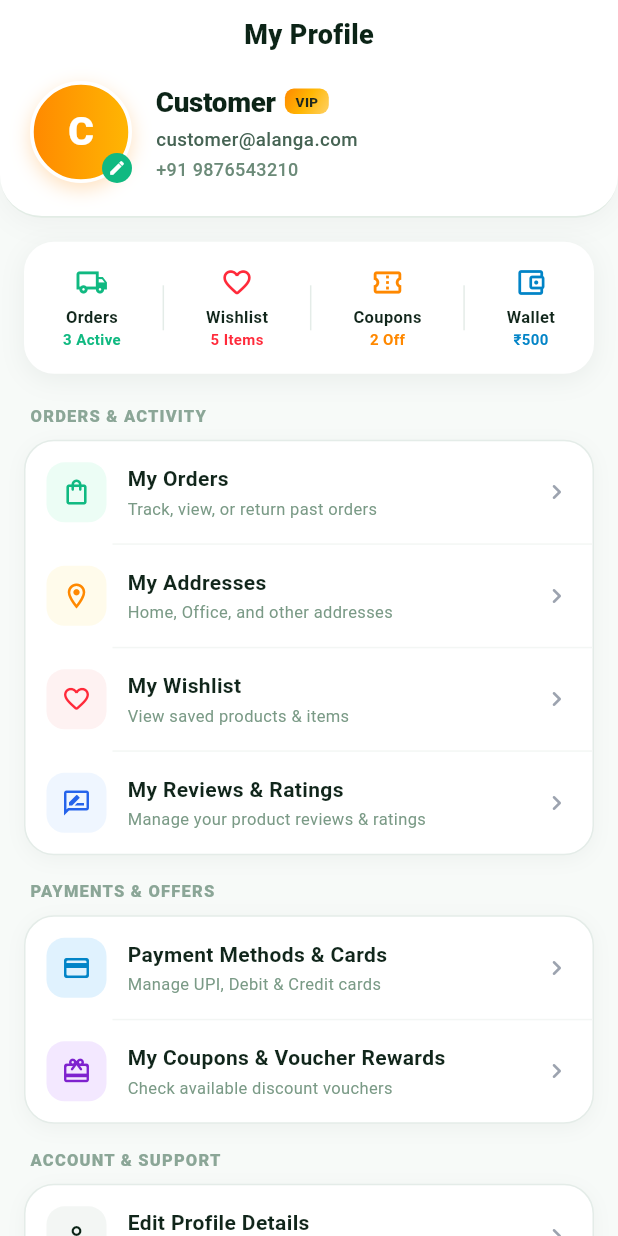
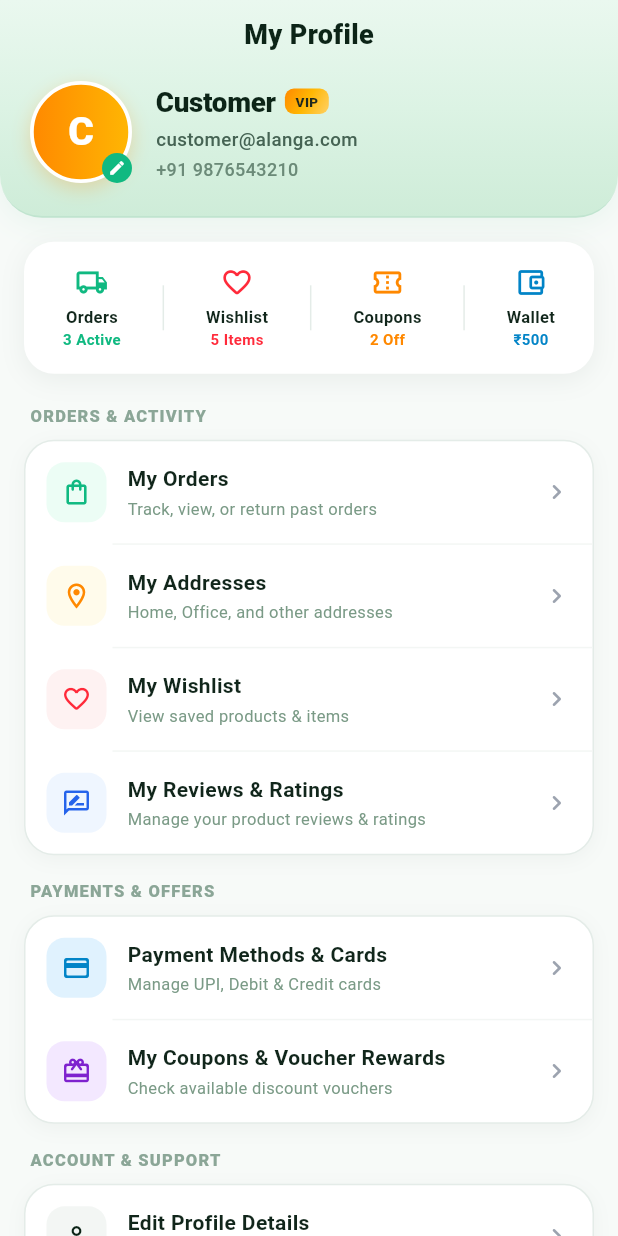
Before and after one commit to Krupa-hingrajia/alanga-app, a Flutter app: the ProfileScreen screen opened directly, on a phone screen of 412 x 824 dp. Run offline on Flutter 3.47's test engine with Material 3 defaults, Android fonts, the phone set to English and light mode, and no system bars; our stand-ins replace dio, equatable, firebase_auth, firebase_core, flutter_bloc, flutter_secure_storage and 8 more; accounts and stored records are empty; network calls fail.

Commit message:
feat(customer_app): apply fresh modern light green gradient to top app bar and headers

```diff
--- a/frontend/customer_app/lib/core/constants/app_colors.dart
+++ b/frontend/customer_app/lib/core/constants/app_colors.dart
@@ -41,12 +41,12 @@ class AppColors {
     end: Alignment.bottomRight,
   );
 
-  // Clean Modern Light Header Gradient (Subtle fresh pearl mint)
-  static const LinearGradient modernLightHeaderGradient = LinearGradient(
+  // Modern Fresh Light Green Header Gradient (Fresh Mint / Matcha Glow)
+  static const LinearGradient lightGreenHeaderGradient = LinearGradient(
     colors: [
-      Colors.white,
-      Color(0xFFF6FAF7),
-      Color(0xFFEFF7F2),
+      Color(0xFFEAF8EF),
+      Color(0xFFDCF3E4),
+      Color(0xFFCEECD8),
     ],
     begin: Alignment.topCenter,
     end: Alignment.bottomCenter,
@@ -54,9 +54,9 @@ class AppColors {
 
   static const LinearGradient brandHeaderGradient = LinearGradient(
     colors: [
-      Colors.white,
-      Color(0xFFF7FAF8),
-      Color(0xFFEFF7F2),
+      Color(0xFFEAF8EF),
+      Color(0xFFDCF3E4),
+      Color(0xFFCEECD8),
     ],
     begin: Alignment.topCenter,
     end: Alignment.bottomCenter,
--- a/frontend/customer_app/lib/features/profile/presentation/screens/profile_screen.dart
+++ b/frontend/customer_app/lib/features/profile/presentation/screens/profile_screen.dart
@@ -128,22 +128,22 @@ class _ProfileScreenState extends State<ProfileScreen> {
         body: SingleChildScrollView(
         child: Column(
           children: [
-            // 1. Modern Account Hero Header
+            // 1. Modern Account Hero Header (Fresh Light Green)
             Container(
               width: double.infinity,
               padding: EdgeInsets.fromLTRB(20, topPadding + 10, 20, 22),
               decoration: const BoxDecoration(
-                color: Colors.white,
+                gradient: AppColors.lightGreenHeaderGradient,
                 borderRadius: BorderRadius.only(
                   bottomLeft: Radius.circular(28),
                   bottomRight: Radius.circular(28),
                 ),
                 border: Border(
-                  bottom: BorderSide(color: Color(0xFFE2ECE5), width: 1.2),
+                  bottom: BorderSide(color: Color(0xFFC0E4CF), width: 1.2),
                 ),
                 boxShadow: [
                   BoxShadow(
-                    color: Color(0x0A000000),
+                    color: Color(0x100C9A56),
                     blurRadius: 16,
                     offset: Offset(0, 4),
                   ),
```
Also changed, not shown: frontend/customer_app/lib/features/categories/presentation/screens/category_grid_screen.dart (+11 -11 lines), frontend/customer_app/lib/features/home/presentation/widgets/home_header.dart (+17 -11 lines).
